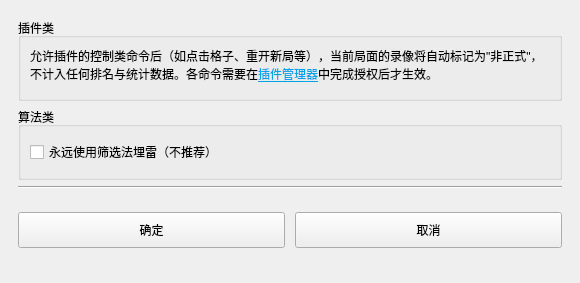
First picture: the form in uiFiles/ui_advanced.ui, repository ljzloser/Solvable-Minesweeper, before the edit.
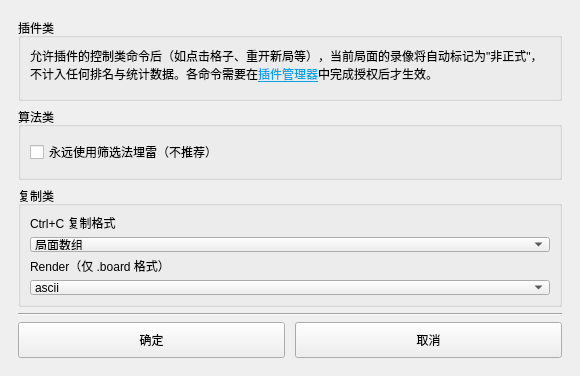
Second picture: the form after the edit.

Commit message: feat: 添加 Ctrl+C 复制局面 / Ctrl+V 粘贴局面（研究模式）功能

```diff
--- a/uiFiles/ui_advanced.ui
+++ b/uiFiles/ui_advanced.ui
@@ -91,6 +91,62 @@
      </layout>
     </widget>
    </item>
+    <item>
+     <widget class="QGroupBox" name="groupBox_copy">
+      <property name="title">
+       <string>复制类</string>
+      </property>
+      <layout class="QVBoxLayout" name="verticalLayout_copy">
+       <item>
+        <widget class="QLabel" name="label_copy_format">
+         <property name="text">
+          <string>Ctrl+C 复制格式</string>
+         </property>
+        </widget>
+       </item>
+       <item>
+        <widget class="QComboBox" name="comboBox_copy_format">
+         <item>
+          <property name="text">
+           <string>局面数组</string>
+          </property>
+         </item>
+         <item>
+          <property name="text">
+           <string>.board 字符串</string>
+          </property>
+         </item>
+         <item>
+          <property name="text">
+           <string>.board 文件（粘贴到文件系统）</string>
+          </property>
+         </item>
+        </widget>
+       </item>
+       <item>
+        <widget class="QLabel" name="label_copy_render">
+         <property name="text">
+          <string>Render（仅 .board 格式）</string>
+         </property>
+        </widget>
+       </item>
+       <item>
+        <widget class="QComboBox" name="comboBox_copy_render">
+         <item>
+          <property name="text">
+           <string>ascii</string>
+          </property>
+         </item>
+         <item>
+          <property name="text">
+           <string>emoji</string>
+          </property>
+         </item>
+        </widget>
+       </item>
+      </layout>
+     </widget>
+    </item>
    <item>
     <widget class="Line" name="line">
      <property name="orientation">
```
Lines whose indentation alone changed are shown as unchanged. The commit also changes 5 other files.
